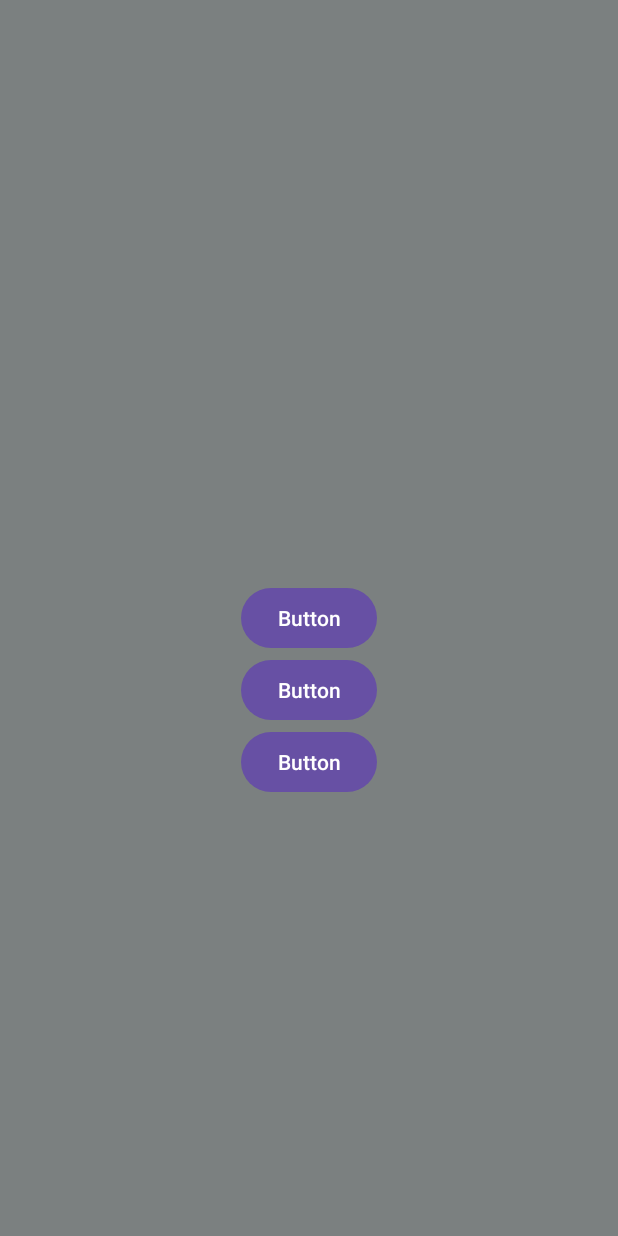
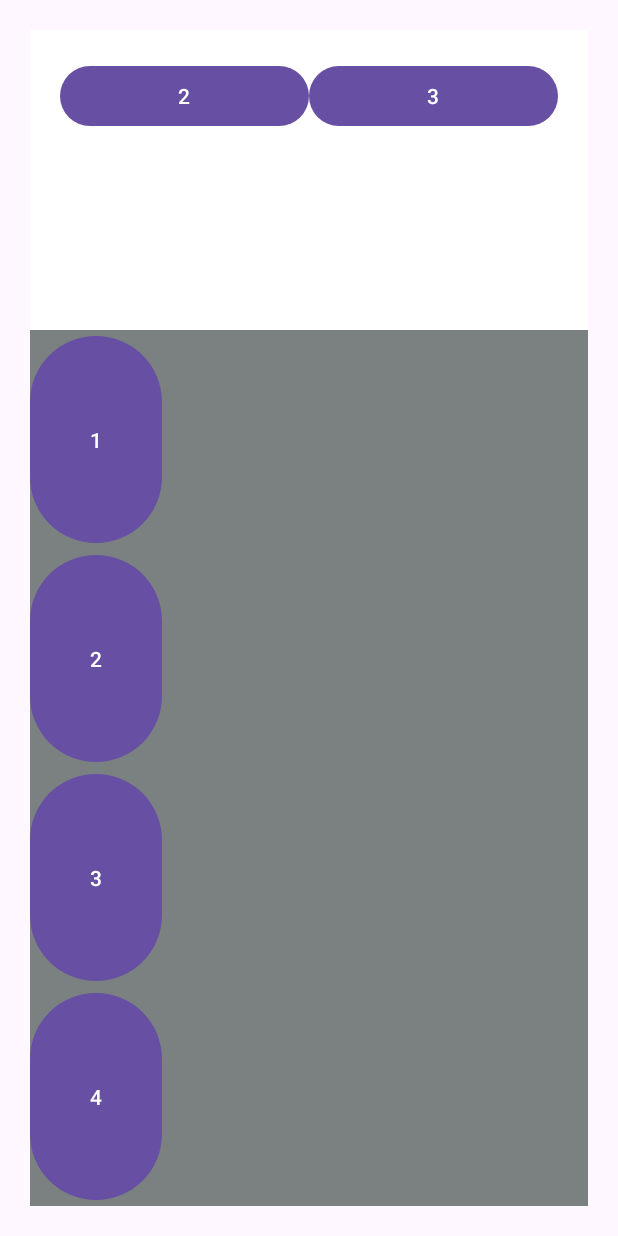
Before and after one commit to marufkhan09/layoutApp, an Android app: the screen it shows after launch (MainActivity), on a phone screen of 412 x 824 dp. Run offline under Robolectric (Android 15) with nearby library versions, the phone set to English and light mode, and no system bars.

Commit message:
linear layout horizontal and vertical example

```diff
--- a/app/src/main/res/layout/activity_main.xml
+++ b/app/src/main/res/layout/activity_main.xml
@@ -1,35 +1,66 @@
 <?xml version="1.0" encoding="utf-8"?>
-<RelativeLayout xmlns:android="http://schemas.android.com/apk/res/android"
+<LinearLayout xmlns:android="http://schemas.android.com/apk/res/android"
     xmlns:app="http://schemas.android.com/apk/res-auto"
     xmlns:tools="http://schemas.android.com/tools"
     android:id="@+id/main"
     android:layout_width="match_parent"
     android:layout_height="match_parent"
     android:background="#7b8080"
+    android:orientation="vertical"
+    android:layout_margin="20dp"
+    android:padding="20dp"
     tools:context=".MainActivity">
+
+    <LinearLayout
+        android:background="@color/white"
+        android:layout_width="match_parent"
+        android:padding="20dp"
+        android:layout_height="200dp">
+
+
+        <Button
+            android:id="@+id/button1"
+            android:layout_width="wrap_content"
+            android:layout_height="wrap_content"
+            android:layout_weight="1"
+            android:text="2" />
+
+        <Button
+            android:id="@+id/button2"
+            android:layout_width="wrap_content"
+            android:layout_height="wrap_content"
+            android:layout_weight="1"
+            android:text="3" />
+
+    </LinearLayout>
+
 
 
     <Button
-        android:id="@+id/button2"
+        android:id="@+id/button5"
         android:layout_width="wrap_content"
         android:layout_height="wrap_content"
-android:layout_centerVertical="true"
-        android:layout_centerHorizontal="true"
-        android:text="Button" />
+        android:layout_weight="1"
+        android:text="1" />
 
     <Button
-        android:id="@+id/button3"
+        android:id="@+id/button6"
         android:layout_width="wrap_content"
         android:layout_height="wrap_content"
-        android:layout_below="@+id/button2"
-        android:layout_centerHorizontal="true"
-        android:text="Button" />
+        android:layout_weight="1"
+        android:text="2" />
 
     <Button
-        android:id="@+id/button4"
+        android:id="@+id/button7"
         android:layout_width="wrap_content"
         android:layout_height="wrap_content"
-        android:layout_below="@+id/button3"
-       android:layout_centerHorizontal="true"
-        android:text="Button" />
-</RelativeLayout>
+        android:layout_weight="1"
+        android:text="3" />
+
+    <Button
+        android:id="@+id/button8"
+        android:layout_width="wrap_content"
+        android:layout_height="wrap_content"
+        android:layout_weight="1"
+        android:text="4" />
+</LinearLayout>
```
